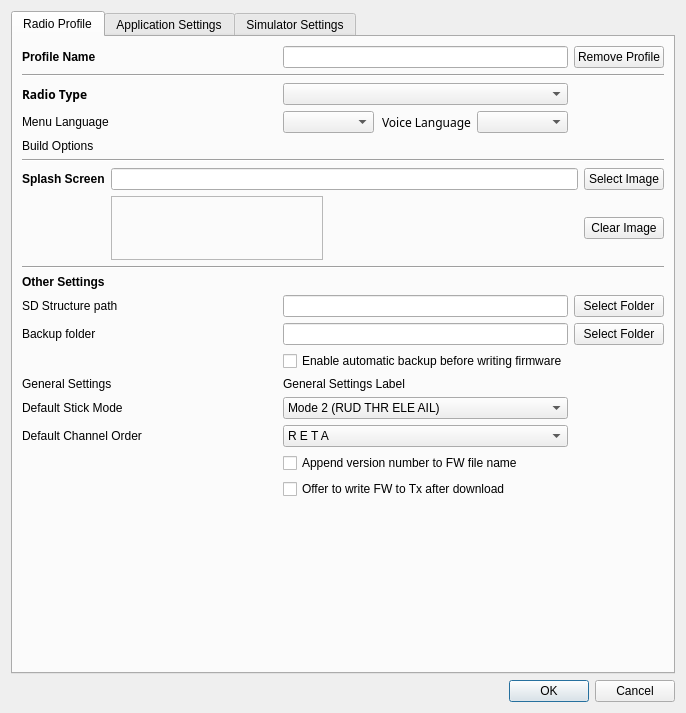
The window that companion/src/apppreferencesdialog.ui (opentx/opentx) describes before a commit, drawn with Qt 5.
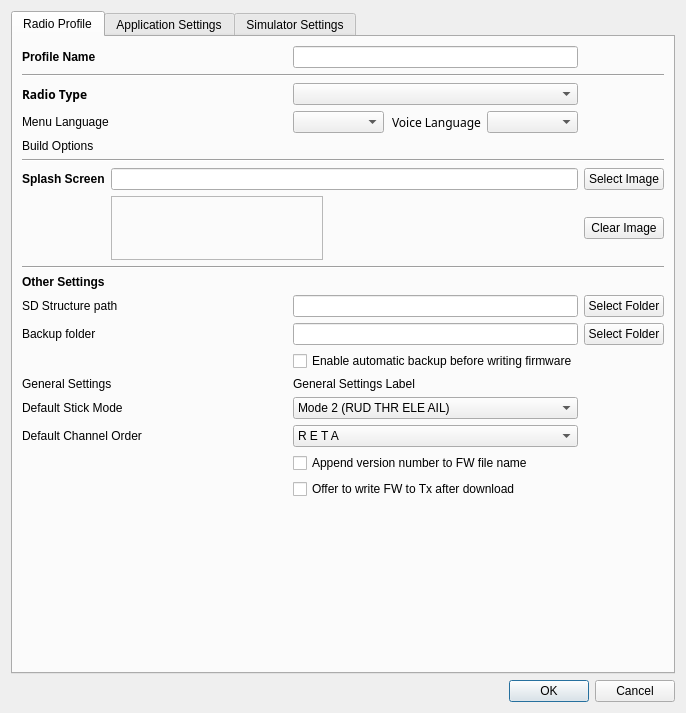
The same window after the commit.

Patch:
```diff
--- a/companion/src/apppreferencesdialog.ui
+++ b/companion/src/apppreferencesdialog.ui
@@ -46,13 +46,6 @@
        <string>Radio Profile</string>
       </attribute>
       <layout class="QGridLayout" name="gridLayout_2" columnstretch="0,0,0,0">
-       <item row="0" column="2" colspan="2">
-        <widget class="QPushButton" name="removeProfileButton">
-         <property name="text">
-          <string>Remove Profile</string>
-         </property>
-        </widget>
-       </item>
        <item row="8" column="2" colspan="2">
         <widget class="QPushButton" name="sdPathButton">
          <property name="text">
```
Left out of the diff: 1 changed line with no effect on the pictures.
